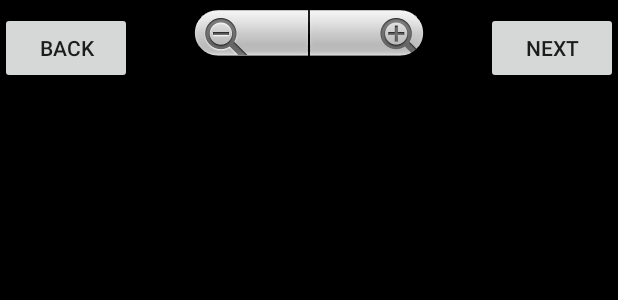
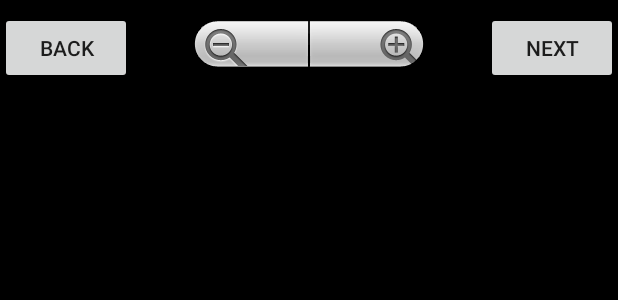
Before and after one commit to ArsalanAli/Phaze, an Android app: the layout image_viewer.xml on its own in the app's theme, with its tools: preview values and no code run, on a phone screen of 412 x 824 dp. Shown: the top 300 px of the screen. Run offline under Robolectric (Android 15) with nearby library versions, the phone set to English and light mode, and no system bars.

```diff
--- a/app/src/main/java/teamb/minicap/phaze/BackgroundService.java
+++ b/app/src/main/java/teamb/minicap/phaze/BackgroundService.java
@@ -201,7 +201,8 @@ public class BackgroundService extends Service {
                                 initial_pitch = pitch;
 
                                 intent.putExtra("message", "zoomOut");
-                                LocalBroadcastManager.getInstance(currentCon).sendBroadcast(intent);                            }
+                                LocalBroadcastManager.getInstance(currentCon).sendBroadcast(intent);
+                            }
                         }
                     }
                 }
--- a/app/src/main/res/layout/image_viewer.xml
+++ b/app/src/main/res/layout/image_viewer.xml
@@ -34,7 +34,8 @@
         android:layout_width="wrap_content"
         android:layout_height="wrap_content"
         android:id="@+id/zoomControls"
-        android:layout_alignParentTop="true"
-        android:layout_centerHorizontal="true" />
+        android:layout_alignBottom="@+id/nextBtn"
+        android:layout_centerHorizontal="true"
+        android:orientation="horizontal" />
 
 </RelativeLayout>
```
Also changed, not shown: app/src/main/java/teamb/minicap/phaze/PicView.java (+59 -7 lines).
